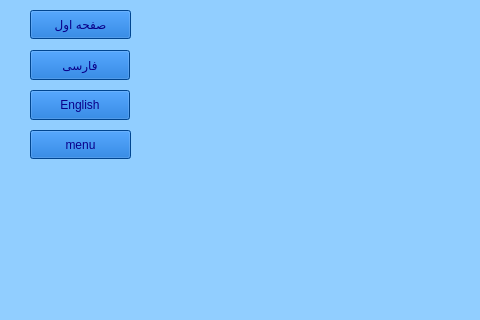
The window that login.ui (mahan109910/linking_me) describes before a commit, drawn with Qt 5; both pictures show x 0 to 480 and y 0 to 320 of the 1200 by 700 pixel window.
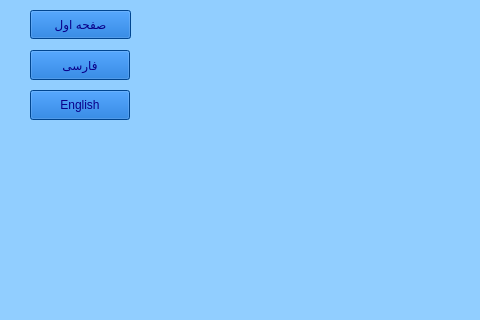
The same window after the commit. Icons and pictures are not drawn.

The edit to the form file:
```diff
--- a/login.ui
+++ b/login.ui
@@ -291,26 +291,6 @@
      <string>English</string>
     </property>
    </widget>
-   <widget class="QPushButton" name="pushButton_menu_log_e">
-    <property name="geometry">
-     <rect>
-      <x>30</x>
-      <y>130</y>
-      <width>101</width>
-      <height>29</height>
-     </rect>
-    </property>
-    <property name="styleSheet">
-     <string notr="true">color: rgb(9, 0, 137);
-font: 700 11pt &quot;Segoe UI&quot;;
-background-color: rgb(0, 96, 202);
-
-</string>
-    </property>
-    <property name="text">
-     <string>menu</string>
-    </property>
-   </widget>
   </widget>
   <widget class="QMenuBar" name="menubar">
    <property name="geometry">
```
Left out of the diff: 4 changed lines with no effect on the pictures.
